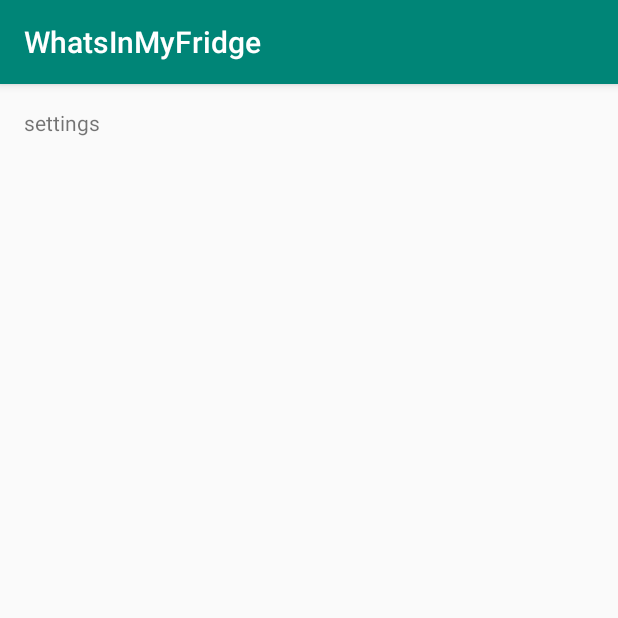
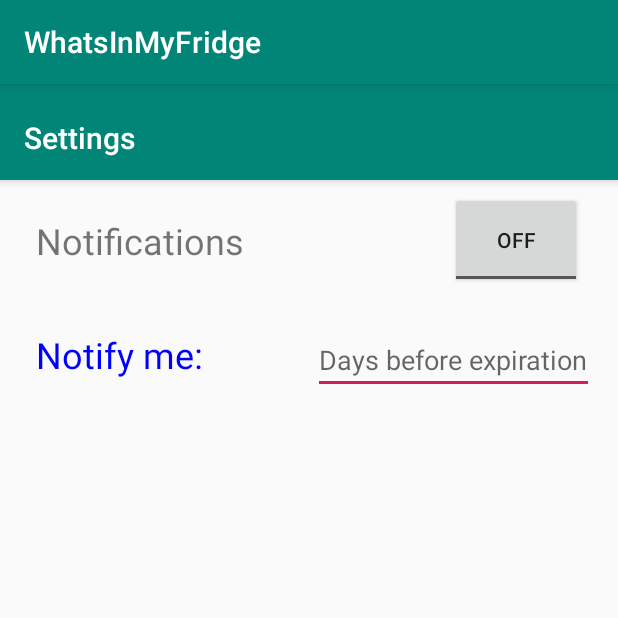
Before and after one commit to SeeminSyed/WhatsInMyFridge, an Android app: the fragment SettingsFragment shown on its own in the app's theme, on a phone screen of 412 x 824 dp, the top half of it. Run offline under Robolectric (Android 15) with nearby library versions, the phone set to English and light mode, and no system bars; 1 statement that could not run was skipped.

Commit message:
Added settings page

```diff
--- a/WhatsInMyFridge/app/src/main/java/com/example/android/whatsinmyfridge/SettingsFragment.java
+++ b/WhatsInMyFridge/app/src/main/java/com/example/android/whatsinmyfridge/SettingsFragment.java
@@ -3,15 +3,41 @@ package com.example.android.whatsinmyfridge;
 import android.os.Bundle;
 import android.support.annotation.NonNull;
 import android.support.annotation.Nullable;
+import android.support.design.widget.TextInputEditText;
 import android.support.v4.app.Fragment;
+import android.text.Editable;
 import android.view.LayoutInflater;
 import android.view.View;
 import android.view.ViewGroup;
+import android.widget.CompoundButton;
+import android.widget.ToggleButton;
 
 public class SettingsFragment extends Fragment {
     @Nullable
     @Override
     public View onCreateView(@NonNull LayoutInflater inflater, @Nullable ViewGroup container, @Nullable Bundle savedInstanceState) {
         return inflater.inflate(R.layout.fragment_settings, container, false);
+
+
+    }
+
+    @Override
+    public void onViewCreated(@NonNull View view, @Nullable Bundle savedInstanceState) {
+        ToggleButton toggle = (ToggleButton) view.findViewById(R.id.togglebutton);
+
+        toggle.setOnCheckedChangeListener(new CompoundButton.OnCheckedChangeListener() {
+            public void onCheckedChanged(CompoundButton buttonView, boolean isChecked) {
+                if (isChecked) {
+                    // The toggle is enabled
+                } else {
+                    // The toggle is disabled
+                }
+            }
+        });
+
+
+        TextInputEditText editText = getActivity().findViewById(R.id.daysField);
+
+        super.onViewCreated(view, savedInstanceState);
     }
 }
--- a/WhatsInMyFridge/app/src/main/res/layout/fragment_settings.xml
+++ b/WhatsInMyFridge/app/src/main/res/layout/fragment_settings.xml
@@ -1,22 +1,83 @@
 <?xml version="1.0" encoding="utf-8"?>
-<android.support.constraint.ConstraintLayout
+<LinearLayout
     xmlns:android="http://schemas.android.com/apk/res/android" android:layout_width="match_parent"
     xmlns:app="http://schemas.android.com/apk/res-auto"
     xmlns:tools="http://schemas.android.com/tools"
-    android:layout_height="match_parent">
+    android:layout_height="match_parent"
+    android:orientation="vertical">
 
-    <TextView
-        android:id="@+id/section_label"
-        android:layout_width="wrap_content"
+    <android.support.design.widget.AppBarLayout
+        android:id="@+id/fragappbar"
+        android:layout_width="match_parent"
         android:layout_height="wrap_content"
-        android:layout_marginStart="@dimen/activity_horizontal_margin"
-        android:layout_marginTop="@dimen/activity_vertical_margin"
-        android:layout_marginEnd="@dimen/activity_horizontal_margin"
-        android:layout_marginBottom="@dimen/activity_vertical_margin"
-        android:text="settings"
-        app:layout_constraintLeft_toLeftOf="parent"
-        app:layout_constraintTop_toTopOf="parent"
-        tools:layout_constraintLeft_creator="1"
-        tools:layout_constraintTop_creator="1" />
+        android:paddingTop="@dimen/appbar_padding_top"
+        android:theme="@style/AppTheme.AppBarOverlay">
 
-</android.support.constraint.ConstraintLayout>
+        <android.support.v7.widget.Toolbar
+            android:id="@+id/toolbar"
+            android:layout_width="match_parent"
+            android:layout_height="?attr/actionBarSize"
+            android:layout_weight="1"
+            android:background="?attr/colorPrimary"
+            app:layout_scrollFlags="scroll|enterAlways"
+            app:popupTheme="@style/AppTheme.PopupOverlay"
+            app:title="Settings">
+
+        </android.support.v7.widget.Toolbar>
+
+    </android.support.design.widget.AppBarLayout>
+
+    <android.support.constraint.ConstraintLayout
+        android:layout_width="match_parent"
+        android:layout_height="match_parent">
+
+        <TextView
+            android:id="@+id/notifications"
+            android:layout_width="wrap_content"
+            android:layout_height="42dp"
+            android:text="Notifications"
+            android:textSize="24sp"
+            android:layout_marginLeft="24dp"
+            android:layout_marginTop="24dp"
+            app:layout_constraintStart_toStartOf="parent"
+            app:layout_constraintTop_toTopOf="parent" />
+
+        <TextView
+            android:id="@+id/notifyMe"
+            android:layout_width="wrap_content"
+            android:layout_height="42dp"
+            android:text="Notify me: "
+            android:textColor="#0000ff"
+            android:textSize="24sp"
+            android:layout_marginLeft="24dp"
+            android:layout_marginTop="100dp"
+            app:layout_constraintStart_toStartOf="parent"
+            app:layout_constraintTop_toTopOf="parent" />
+
+        <ToggleButton
+            android:layout_width="wrap_content"
+            android:layout_height="64dp"
+            android:layout_marginTop="8dp"
+            android:layout_marginRight="24dp"
+            app:layout_constraintEnd_toEndOf="parent"
+            app:layout_constraintTop_toTopOf="parent"
+            android:id="@+id/togglebutton"
+
+            />
+
+        <EditText
+            android:layout_width="wrap_content"
+            android:layout_height="wrap_content"
+            android:layout_marginTop="25dp"
+            android:layout_marginRight="16dp"
+            android:hint="Days before expiration"
+            app:layout_constraintEnd_toEndOf="parent"
+            android:id="@+id/daysField"
+            app:layout_constraintTop_toBottomOf="@id/togglebutton"
+
+            />
+
+
+    </android.support.constraint.ConstraintLayout>
+
+</LinearLayout>
```
